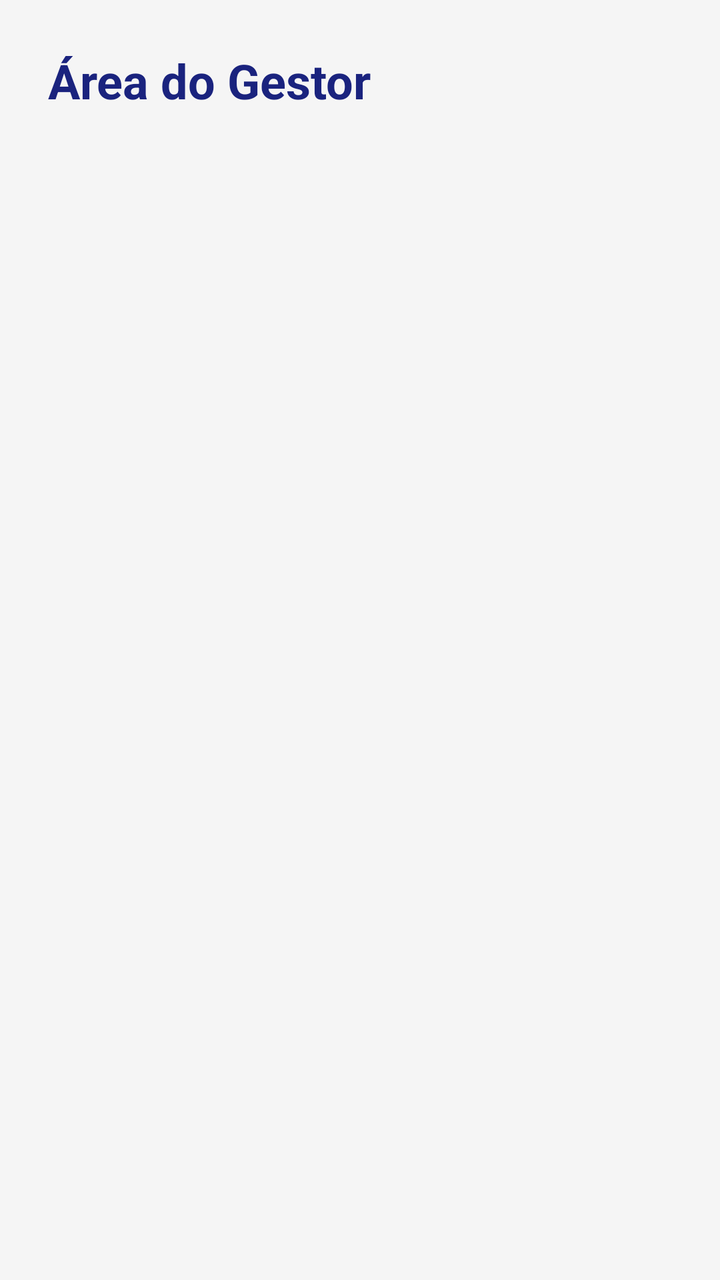
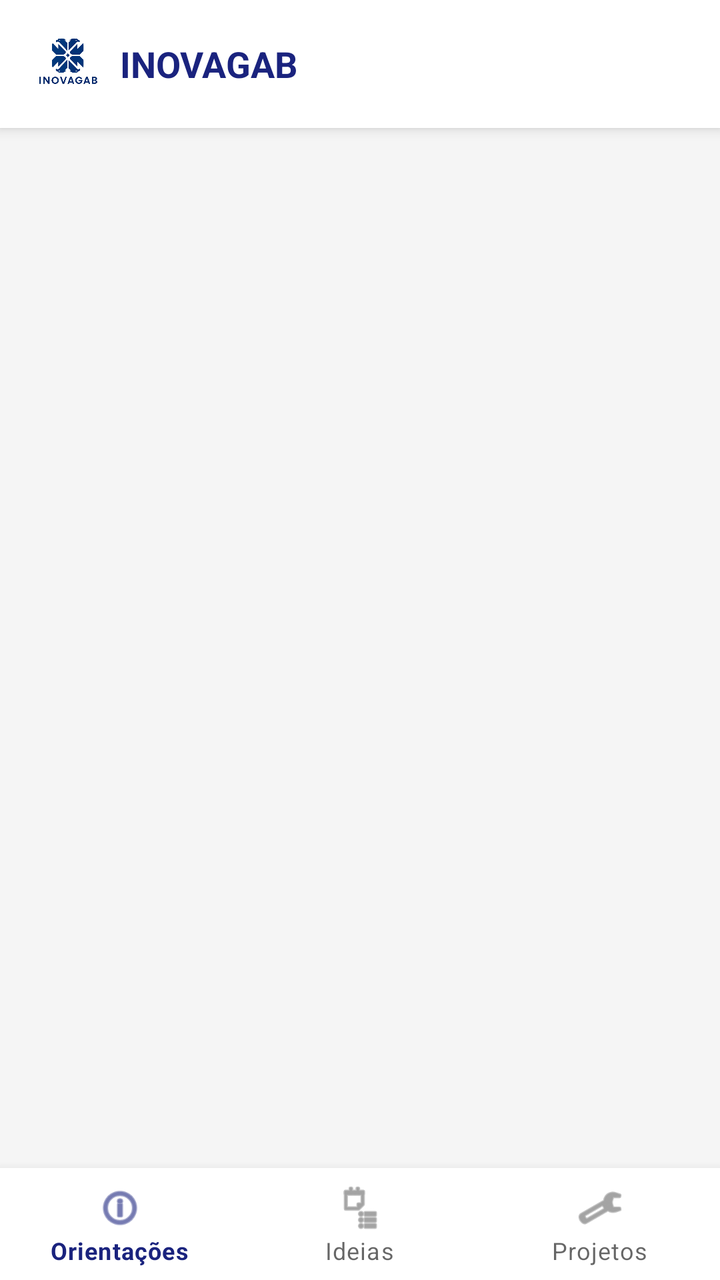

Two renders of the same Android screen: before a commit and after it. Below are the layout's source before the change and the commit's diff.
<!-- AndroidManifest.xml: application theme Theme.InovaGAB -->
<!-- res/layout/activity_gestor.xml -->
<?xml version="1.0" encoding="utf-8"?>
<LinearLayout xmlns:android="http://schemas.android.com/apk/res/android"
    android:layout_width="match_parent"
    android:layout_height="match_parent"
    android:orientation="vertical"
    android:background="#F5F5F5">

    <TextView
        android:layout_width="match_parent"
        android:layout_height="wrap_content"
        android:text="Área do Gestor"
        android:textSize="24sp"
        android:textColor="#1A237E"
        android:textStyle="bold"
        android:padding="24dp"/>

</LinearLayout>
<!-- resources referenced by this layout -->
<resources>
  <style name="Theme.InovaGAB" parent="Theme.MaterialComponents.Light.NoActionBar">
          <item name="colorPrimary">@color/primary</item>
          <item name="colorPrimaryDark">@color/primary_dark</item>
          <item name="colorAccent">@color/accent</item>
          <item name="android:windowBackground">@color/background</item>
          <item name="android:statusBarColor">@color/primary</item>
          <item name="android:navigationBarColor">@color/surface</item>
      </style>
  <color name="primary">#1A237E</color>
  <color name="primary_dark">#0D1657</color>
  <color name="accent">#1565C0</color>
  <color name="background">#F5F5F5</color>
  <color name="surface">#FFFFFF</color>
</resources>

<!-- the commit's change to res/layout/activity_gestor.xml (unified diff, before → after) -->
@@ -1,17 +1,63 @@
 <?xml version="1.0" encoding="utf-8"?>
-<LinearLayout xmlns:android="http://schemas.android.com/apk/res/android"
+<androidx.coordinatorlayout.widget.CoordinatorLayout
+    xmlns:android="http://schemas.android.com/apk/res/android"
+    xmlns:app="http://schemas.android.com/apk/res-auto"
     android:layout_width="match_parent"
     android:layout_height="match_parent"
-    android:orientation="vertical"
-    android:background="#F5F5F5">
+    android:background="@color/background">
 
-    <TextView
+    <LinearLayout
+        android:layout_width="match_parent"
+        android:layout_height="match_parent"
+        android:orientation="vertical">
+
+        <androidx.appcompat.widget.Toolbar
+            android:id="@+id/toolbar"
+            android:layout_width="match_parent"
+            android:layout_height="64dp"
+            android:background="@color/surface"
+            android:elevation="4dp"
+            app:contentInsetStart="16dp">
+
+            <LinearLayout
+                android:layout_width="match_parent"
+                android:layout_height="wrap_content"
+                android:orientation="horizontal"
+                android:gravity="center_vertical">
+
+                <ImageView
+                    android:layout_width="36dp"
+                    android:layout_height="36dp"
+                    android:src="@drawable/logo_inovagab"/>
+
+                <TextView
+                    android:layout_width="wrap_content"
+                    android:layout_height="wrap_content"
+                    android:text="INOVAGAB"
+                    android:textSize="18sp"
+                    android:textColor="@color/primary"
+                    android:textStyle="bold"
+                    android:layout_marginStart="8dp"/>
+
+            </LinearLayout>
+
+        </androidx.appcompat.widget.Toolbar>
+
+        <FrameLayout
+            android:id="@+id/fragmentContainerGestor"
+            android:layout_width="match_parent"
+            android:layout_height="0dp"
+            android:layout_weight="1"/>
+
+    </LinearLayout>
+
+    <com.google.android.material.bottomnavigation.BottomNavigationView
+        android:id="@+id/bottomNavGestor"
         android:layout_width="match_parent"
         android:layout_height="wrap_content"
-        android:text="Área do Gestor"
-        android:textSize="24sp"
-        android:textColor="#1A237E"
-        android:textStyle="bold"
-        android:padding="24dp"/>
+        android:layout_gravity="bottom"
+        android:background="@color/surface"
+        app:elevation="8dp"
+        app:menu="@menu/menu_gestor"/>
 
-</LinearLayout>
+</androidx.coordinatorlayout.widget.CoordinatorLayout>
<!-- resource entries referenced after the edit -->
@@ -1,5 +1,9 @@
 <!-- resources referenced by this layout -->
 <resources>
+  <color name="background">#F5F5F5</color>
+  <color name="primary">#1A237E</color>
+  <color name="surface">#FFFFFF</color>
+  <!-- drawable logo_inovagab: png bitmap (drawable, 107627 bytes) -->
   <style name="Theme.InovaGAB" parent="Theme.MaterialComponents.Light.NoActionBar">
           <item name="colorPrimary">@color/primary</item>
           <item name="colorPrimaryDark">@color/primary_dark</item>
@@ -8,10 +12,7 @@
           <item name="android:statusBarColor">@color/primary</item>
           <item name="android:navigationBarColor">@color/surface</item>
       </style>
-  <color name="primary">#1A237E</color>
   <color name="primary_dark">#0D1657</color>
   <color name="accent">#1565C0</color>
-  <color name="background">#F5F5F5</color>
-  <color name="surface">#FFFFFF</color>
 </resources>
 
